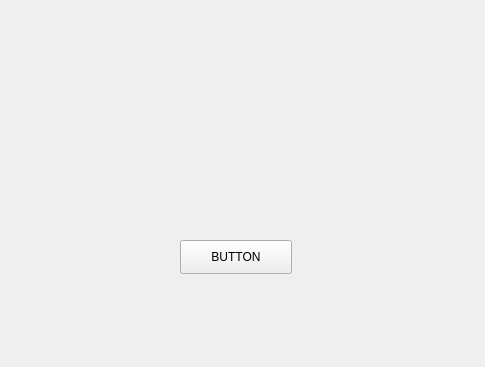
Qt form StudyMeet/viewsessions.ui (DanielCChavez/StudyMeet) before a commit.
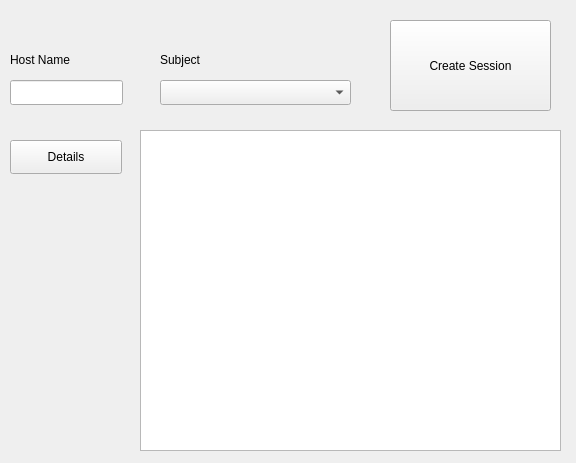
The same form after that commit.

```diff
--- a/StudyMeet/viewsessions.ui
+++ b/StudyMeet/viewsessions.ui
@@ -6,8 +6,8 @@
    <rect>
     <x>0</x>
     <y>0</y>
-    <width>485</width>
-    <height>367</height>
+    <width>576</width>
+    <height>463</height>
    </rect>
   </property>
   <property name="windowTitle">
@@ -16,14 +16,83 @@
   <widget class="QPushButton" name="pushButton">
    <property name="geometry">
     <rect>
-     <x>180</x>
-     <y>240</y>
+     <x>390</x>
+     <y>20</y>
+     <width>161</width>
+     <height>91</height>
+    </rect>
+   </property>
+   <property name="text">
+    <string>Create Session</string>
+   </property>
+  </widget>
+  <widget class="QLineEdit" name="hostNameSearch">
+   <property name="geometry">
+    <rect>
+     <x>10</x>
+     <y>80</y>
+     <width>113</width>
+     <height>25</height>
+    </rect>
+   </property>
+  </widget>
+  <widget class="QLabel" name="hostNameLabel">
+   <property name="geometry">
+    <rect>
+     <x>10</x>
+     <y>50</y>
+     <width>101</width>
+     <height>19</height>
+    </rect>
+   </property>
+   <property name="text">
+    <string>Host Name</string>
+   </property>
+  </widget>
+  <widget class="QLabel" name="subjecLabel">
+   <property name="geometry">
+    <rect>
+     <x>160</x>
+     <y>50</y>
+     <width>68</width>
+     <height>19</height>
+    </rect>
+   </property>
+   <property name="text">
+    <string>Subject</string>
+   </property>
+  </widget>
+  <widget class="QComboBox" name="subjectComboBox">
+   <property name="geometry">
+    <rect>
+     <x>160</x>
+     <y>80</y>
+     <width>191</width>
+     <height>25</height>
+    </rect>
+   </property>
+  </widget>
+  <widget class="QPushButton" name="pushButton_2">
+   <property name="geometry">
+    <rect>
+     <x>10</x>
+     <y>140</y>
      <width>112</width>
      <height>34</height>
     </rect>
    </property>
    <property name="text">
-    <string>BUTTON</string>
+    <string>Details</string>
+   </property>
+  </widget>
+  <widget class="QTableView" name="viewSessionTable">
+   <property name="geometry">
+    <rect>
+     <x>140</x>
+     <y>130</y>
+     <width>421</width>
+     <height>321</height>
+    </rect>
    </property>
   </widget>
  </widget>
```
Left out of the diff: 2 changed lines with no effect on the pictures.
